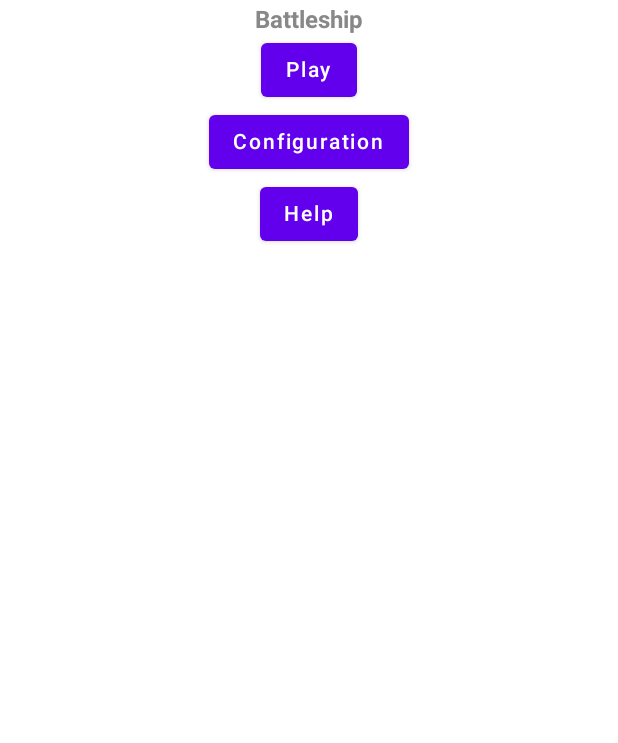
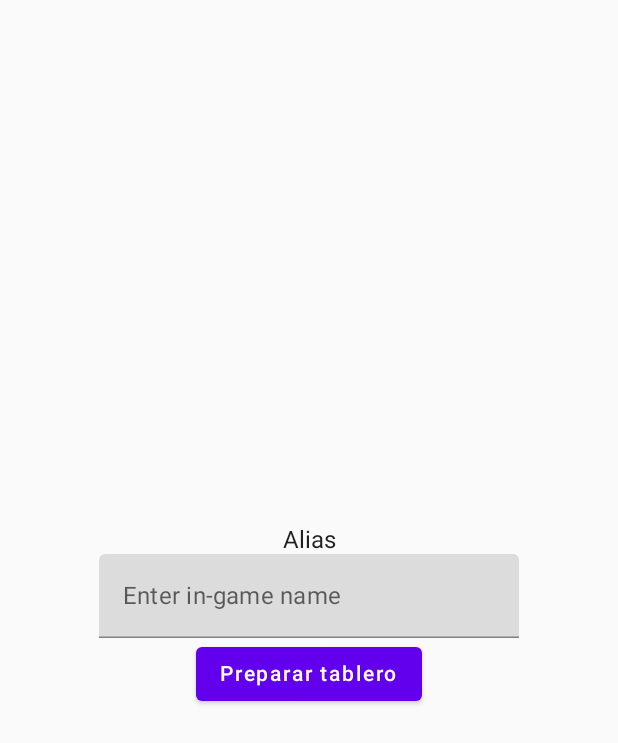
Before and after one commit to xipi3000/battleship, an Android app built with Jetpack Compose: the screen it shows after launch (MainActivity before the commit, Configuration after it), after a tap on "Configuration", on a phone screen of 412 x 824 dp. Shown: the top 743 px of the screen. Run offline under Robolectric (Android 15) with nearby library versions, the phone set to English and light mode, and no system bars.

Commit message:
changes on main

```diff
--- a/app/src/main/AndroidManifest.xml
+++ b/app/src/main/AndroidManifest.xml
@@ -34,6 +34,12 @@
             android:label="@string/app_name"
             android:theme="@style/Theme.Battleship" >
         </activity>
+        <activity
+            android:name=".HelpActivity"
+            android:exported="true"
+            android:label="@string/app_name"
+            android:theme="@style/Theme.Battleship" >
+        </activity>
     </application>
 
 </manifest>
--- a/app/src/main/java/com/example/battleship/Configuration.kt
+++ b/app/src/main/java/com/example/battleship/Configuration.kt
@@ -1,4 +1,59 @@
 package com.example.battleship
 
-class Configuration {
+import android.content.Intent
+import android.os.Bundle
+import androidx.activity.ComponentActivity
+import androidx.activity.compose.setContent
+import androidx.compose.foundation.layout.Arrangement
+import androidx.compose.foundation.layout.Column
+import androidx.compose.foundation.layout.fillMaxHeight
+import androidx.compose.foundation.layout.fillMaxWidth
+import androidx.compose.material.Button
+import androidx.compose.material.Text
+import androidx.compose.material.TextField
+import androidx.compose.runtime.Composable
+import androidx.compose.runtime.mutableStateOf
+import androidx.compose.runtime.remember
+import androidx.compose.ui.Alignment
+import androidx.compose.ui.Modifier
+import androidx.compose.ui.platform.LocalContext
+import androidx.compose.ui.text.input.TextFieldValue
+import androidx.compose.ui.tooling.preview.Preview
+import com.example.battleship.ui.theme.BattleshipTheme
+
+class Configuration : ComponentActivity(){
+    override fun onCreate(savedInstanceState: Bundle?) {
+        super.onCreate(savedInstanceState)
+        setContent {
+            BattleshipTheme {
+                MainView()
+            }
+        }
+    }
+    @Preview(showBackground = true)
+    @Composable
+    fun MainView(){
+        Column(
+            modifier = Modifier
+                .fillMaxWidth()
+                .fillMaxHeight(),
+            verticalArrangement = Arrangement.Center,
+            horizontalAlignment = Alignment.CenterHorizontally,
+        ) {
+            val context= LocalContext.current
+            Text(text="Alias")
+            val inputvalue = remember { mutableStateOf(TextFieldValue()) }
+            TextField(
+                value = inputvalue.value,
+                onValueChange = {inputvalue.value=it},
+                placeholder = {Text(text="Enter in-game name")}
+            )
+            Button(onClick = {
+                val intent = Intent(context,SetUpYourShips::class.java)
+                intent.putExtra("Alias", inputvalue.value.text)
+                context.startActivity(intent) }) {
+                Text(text = "Preparar tablero")
+            }
+        }
+    }
 }
--- a/app/src/main/java/com/example/battleship/MainActivity.kt
+++ b/app/src/main/java/com/example/battleship/MainActivity.kt
@@ -48,17 +48,18 @@ fun MainView() {
         Column(Modifier.padding(4.dp),
             horizontalAlignment = Alignment.CenterHorizontally
         ) {
-            var context = LocalContext.current
+            val context = LocalContext.current
+            val activity = MainActivity()
             Text(text = "Battleship", fontWeight = FontWeight.Bold, color = Color.Gray)
-            Button(onClick = {context.startActivity(Intent(context,SetUpYourShips::class.java)) }) {
-                Text(text = "Play")
-            }
             Button(onClick = { context.startActivity(Intent(context,Configuration::class.java)) }) {
                 Text(text = "Configuration")
             }
             Button(onClick = { context.startActivity(Intent(context,HelpActivity::class.java)) }) {
                 Text(text = "Help")
             }
+            Button(onClick = {activity.finish(); System.exit(0)}) {
+                Text(text = "Quit")
+            }
         }
 
 
```
